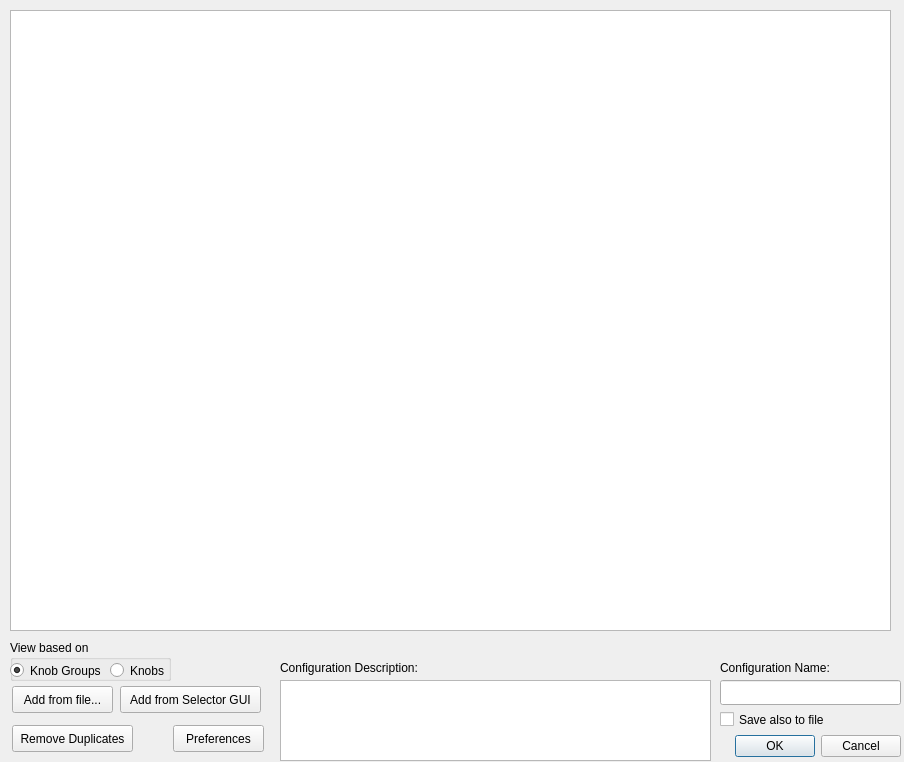
The window that gui/TunerUtils/ui_tunerConfigSetupDialog.ui (NSLS-II/aphla) describes before a commit, drawn with Qt 5.
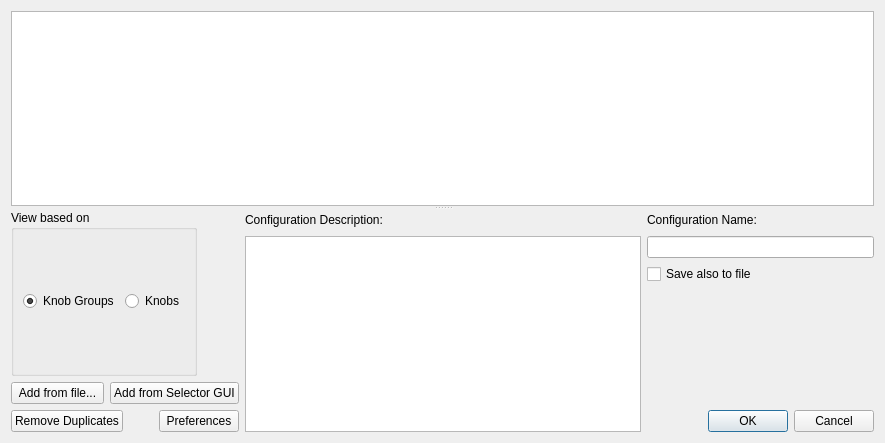
The same window after the commit.

Diff of the .ui file:
```diff
--- a/gui/TunerUtils/ui_tunerConfigSetupDialog.ui
+++ b/gui/TunerUtils/ui_tunerConfigSetupDialog.ui
@@ -6,49 +6,59 @@
    <rect>
     <x>0</x>
     <y>0</y>
-    <width>904</width>
-    <height>762</height>
+    <width>885</width>
+    <height>443</height>
    </rect>
   </property>
+  <property name="sizePolicy">
+   <sizepolicy hsizetype="Expanding" vsizetype="Expanding">
+    <horstretch>0</horstretch>
+    <verstretch>0</verstretch>
+   </sizepolicy>
+  </property>
   <property name="windowTitle">
    <string>Dialog</string>
   </property>
-  <widget class="QDialogButtonBox" name="buttonBox">
-   <property name="geometry">
-    <rect>
-     <x>720</x>
-     <y>730</y>
-     <width>181</width>
-     <height>32</height>
-    </rect>
-   </property>
+  <layout class="QGridLayout" name="gridLayout">
+   <item row="0" column="0">
+    <widget class="QSplitter" name="splitter">
    <property name="orientation">
-    <enum>Qt::Horizontal</enum>
-   </property>
-   <property name="standardButtons">
-    <set>QDialogButtonBox::Cancel|QDialogButtonBox::Ok</set>
-   </property>
-  </widget>
+      <enum>Qt::Vertical</enum>
+     </property>
+     <widget class="QTreeView" name="treeView">
+      <property name="sizePolicy">
+       <sizepolicy hsizetype="Expanding" vsizetype="Expanding">
+        <horstretch>0</horstretch>
+        <verstretch>0</verstretch>
+       </sizepolicy>
+      </property>
+      <property name="alternatingRowColors">
+       <bool>true</bool>
+      </property>
+     </widget>
+     <widget class="QWidget" name="">
+      <layout class="QHBoxLayout" name="horizontalLayout_4">
+       <item>
+        <layout class="QVBoxLayout" name="verticalLayout_3">
+         <item>
   <widget class="QGroupBox" name="groupBox_switch_view">
-   <property name="geometry">
-    <rect>
-     <x>10</x>
-     <y>640</y>
-     <width>161</width>
-     <height>41</height>
-    </rect>
+           <property name="sizePolicy">
+            <sizepolicy hsizetype="Fixed" vsizetype="Preferred">
+             <horstretch>0</horstretch>
+             <verstretch>0</verstretch>
+            </sizepolicy>
    </property>
    <property name="title">
     <string>View based on</string>
    </property>
+           <layout class="QHBoxLayout" name="horizontalLayout_7">
+            <item>
    <widget class="QRadioButton" name="radioButton_knob_groups">
-    <property name="geometry">
-     <rect>
-      <x>0</x>
-      <y>20</y>
-      <width>101</width>
-      <height>21</height>
-     </rect>
+              <property name="sizePolicy">
+               <sizepolicy hsizetype="Preferred" vsizetype="Fixed">
+                <horstretch>0</horstretch>
+                <verstretch>0</verstretch>
+               </sizepolicy>
     </property>
     <property name="text">
      <string>Knob Groups</string>
@@ -60,14 +70,14 @@
      <string>buttonGroup</string>
     </attribute>
    </widget>
+            </item>
+            <item>
    <widget class="QRadioButton" name="radioButton_knobs">
-    <property name="geometry">
-     <rect>
-      <x>100</x>
-      <y>20</y>
-      <width>61</width>
-      <height>21</height>
-     </rect>
+              <property name="sizePolicy">
+               <sizepolicy hsizetype="Preferred" vsizetype="Fixed">
+                <horstretch>0</horstretch>
+                <verstretch>0</verstretch>
+               </sizepolicy>
     </property>
     <property name="text">
      <string>Knobs</string>
@@ -76,90 +86,141 @@
      <string>buttonGroup</string>
     </attribute>
    </widget>
-  </widget>
-  <widget class="QTreeView" name="treeView">
-   <property name="geometry">
-    <rect>
-     <x>10</x>
-     <y>10</y>
-     <width>881</width>
-     <height>621</height>
-    </rect>
-   </property>
-   <property name="alternatingRowColors">
-    <bool>true</bool>
-   </property>
-  </widget>
+            </item>
+           </layout>
+           <zorder>radioButton_knob_groups</zorder>
+           <zorder>radioButton_knobs</zorder>
+           <zorder>radioButton_knobs</zorder>
+           <zorder>radioButton_knob_groups</zorder>
+           <zorder></zorder>
+          </widget>
+         </item>
+         <item>
+          <layout class="QHBoxLayout" name="horizontalLayout_5">
+           <item>
   <widget class="QPushButton" name="pushButton_add_from_file">
-   <property name="geometry">
-    <rect>
-     <x>12</x>
-     <y>686</y>
-     <width>101</width>
-     <height>27</height>
-    </rect>
+             <property name="sizePolicy">
+              <sizepolicy hsizetype="Preferred" vsizetype="Fixed">
+               <horstretch>0</horstretch>
+               <verstretch>0</verstretch>
+              </sizepolicy>
    </property>
    <property name="text">
     <string>Add from file...</string>
    </property>
   </widget>
+           </item>
+           <item>
   <widget class="QPushButton" name="pushButton_add_from_selector_GUI">
-   <property name="geometry">
-    <rect>
-     <x>120</x>
-     <y>686</y>
-     <width>141</width>
-     <height>27</height>
-    </rect>
+             <property name="sizePolicy">
+              <sizepolicy hsizetype="Preferred" vsizetype="Fixed">
+               <horstretch>0</horstretch>
+               <verstretch>0</verstretch>
+              </sizepolicy>
    </property>
    <property name="text">
     <string>Add from Selector GUI</string>
    </property>
   </widget>
-  <widget class="QLabel" name="label">
-   <property name="geometry">
-    <rect>
-     <x>720</x>
-     <y>660</y>
-     <width>121</width>
-     <height>16</height>
-    </rect>
+           </item>
+          </layout>
+         </item>
+         <item>
+          <layout class="QHBoxLayout" name="horizontalLayout_6">
+           <item>
+            <widget class="QPushButton" name="pushButton_remove_duplicates">
+             <property name="sizePolicy">
+              <sizepolicy hsizetype="Preferred" vsizetype="Fixed">
+               <horstretch>0</horstretch>
+               <verstretch>0</verstretch>
+              </sizepolicy>
    </property>
    <property name="text">
-    <string>Configuration Name:</string>
-   </property>
-  </widget>
-  <widget class="QLineEdit" name="lineEdit_config_name">
-   <property name="geometry">
-    <rect>
-     <x>720</x>
-     <y>680</y>
-     <width>181</width>
-     <height>25</height>
-    </rect>
-   </property>
-  </widget>
+              <string>Remove Duplicates</string>
+             </property>
+            </widget>
+           </item>
+           <item>
+            <spacer name="horizontalSpacer_4">
+             <property name="sizePolicy">
+              <sizepolicy hsizetype="Expanding" vsizetype="Minimum">
+               <horstretch>0</horstretch>
+               <verstretch>0</verstretch>
+              </sizepolicy>
+             </property>
+             <property name="orientation">
+              <enum>Qt::Horizontal</enum>
+             </property>
+             <property name="sizeHint" stdset="0">
+              <size>
+               <width>28</width>
+               <height>20</height>
+              </size>
+             </property>
+            </spacer>
+           </item>
+           <item>
+            <widget class="QPushButton" name="pushButton_preferences">
+             <property name="sizePolicy">
+              <sizepolicy hsizetype="Preferred" vsizetype="Fixed">
+               <horstretch>0</horstretch>
+               <verstretch>0</verstretch>
+              </sizepolicy>
+             </property>
+             <property name="text">
+              <string>Preferences</string>
+             </property>
+            </widget>
+           </item>
+          </layout>
+         </item>
+        </layout>
+       </item>
+       <item>
+        <layout class="QVBoxLayout" name="verticalLayout">
+         <item>
+          <layout class="QHBoxLayout" name="horizontalLayout">
+           <item>
   <widget class="QLabel" name="label_2">
-   <property name="geometry">
-    <rect>
-     <x>280</x>
-     <y>660</y>
-     <width>151</width>
-     <height>16</height>
-    </rect>
+             <property name="sizePolicy">
+              <sizepolicy hsizetype="Preferred" vsizetype="Preferred">
+               <horstretch>0</horstretch>
+               <verstretch>0</verstretch>
+              </sizepolicy>
    </property>
    <property name="text">
     <string>Configuration Description:</string>
    </property>
   </widget>
+           </item>
+           <item>
+            <spacer name="horizontalSpacer">
+             <property name="sizePolicy">
+              <sizepolicy hsizetype="Expanding" vsizetype="Minimum">
+               <horstretch>0</horstretch>
+               <verstretch>0</verstretch>
+              </sizepolicy>
+             </property>
+             <property name="orientation">
+              <enum>Qt::Horizontal</enum>
+             </property>
+             <property name="sizeHint" stdset="0">
+              <size>
+               <width>258</width>
+               <height>20</height>
+              </size>
+             </property>
+            </spacer>
+           </item>
+          </layout>
+         </item>
+         <item>
   <widget class="QTextEdit" name="textEdit_config_description">
-   <property name="geometry">
-    <rect>
-     <x>280</x>
-     <y>680</y>
-     <width>431</width>
-     <height>81</height>
-    </rect>
+           <property name="sizePolicy">
+            <sizepolicy hsizetype="Expanding" vsizetype="Expanding">
+             <horstretch>0</horstretch>
+             <verstretch>0</verstretch>
+            </sizepolicy>
    </property>
    <property name="html">
     <string>&lt;!DOCTYPE HTML PUBLIC &quot;-//W3C//DTD HTML 4.0//EN&quot; &quot;http://www.w3.org/TR/REC-html40/strict.dtd&quot;&gt;
@@ -169,45 +230,129 @@
 &lt;p style=&quot;-qt-paragraph-type:empty; margin-top:0px; margin-bottom:0px; margin-left:0px; margin-right:0px; -qt-block-indent:0; text-indent:0px;&quot;&gt;&lt;/p&gt;&lt;/body&gt;&lt;/html&gt;</string>
    </property>
   </widget>
+         </item>
+        </layout>
+       </item>
+       <item>
+        <layout class="QVBoxLayout" name="verticalLayout_2">
+         <item>
+          <layout class="QHBoxLayout" name="horizontalLayout_2">
+           <item>
+            <widget class="QLabel" name="label">
+             <property name="sizePolicy">
+              <sizepolicy hsizetype="Preferred" vsizetype="Preferred">
+               <horstretch>0</horstretch>
+               <verstretch>0</verstretch>
+              </sizepolicy>
+             </property>
+             <property name="text">
+              <string>Configuration Name:</string>
+             </property>
+            </widget>
+           </item>
+           <item>
+            <spacer name="horizontalSpacer_3">
+             <property name="sizePolicy">
+              <sizepolicy hsizetype="Expanding" vsizetype="Minimum">
+               <horstretch>0</horstretch>
+               <verstretch>0</verstretch>
+              </sizepolicy>
+             </property>
+             <property name="orientation">
+              <enum>Qt::Horizontal</enum>
+             </property>
+             <property name="sizeHint" stdset="0">
+              <size>
+               <width>40</width>
+               <height>20</height>
+              </size>
+             </property>
+            </spacer>
+           </item>
+          </layout>
+         </item>
+         <item>
+          <widget class="QLineEdit" name="lineEdit_config_name">
+           <property name="sizePolicy">
+            <sizepolicy hsizetype="Expanding" vsizetype="Fixed">
+             <horstretch>0</horstretch>
+             <verstretch>0</verstretch>
+            </sizepolicy>
+           </property>
+          </widget>
+         </item>
+         <item>
+          <layout class="QHBoxLayout" name="horizontalLayout_3">
+           <item>
   <widget class="QCheckBox" name="checkBox_save_to_file">
-   <property name="geometry">
-    <rect>
-     <x>720</x>
-     <y>709</y>
-     <width>121</width>
-     <height>21</height>
-    </rect>
+             <property name="sizePolicy">
+              <sizepolicy hsizetype="Expanding" vsizetype="Fixed">
+               <horstretch>0</horstretch>
+               <verstretch>0</verstretch>
+              </sizepolicy>
    </property>
    <property name="text">
     <string>Save also to file</string>
    </property>
   </widget>
-  <widget class="QPushButton" name="pushButton_remove_duplicates">
-   <property name="geometry">
-    <rect>
-     <x>12</x>
-     <y>725</y>
-     <width>121</width>
-     <height>27</height>
-    </rect>
-   </property>
-   <property name="text">
-    <string>Remove Duplicates</string>
-   </property>
-  </widget>
-  <widget class="QPushButton" name="pushButton_preferences">
-   <property name="geometry">
-    <rect>
-     <x>173</x>
-     <y>725</y>
-     <width>91</width>
-     <height>27</height>
-    </rect>
-   </property>
-   <property name="text">
-    <string>Preferences</string>
-   </property>
-  </widget>
+           </item>
+           <item>
+            <spacer name="horizontalSpacer_2">
+             <property name="sizePolicy">
+              <sizepolicy hsizetype="Expanding" vsizetype="Minimum">
+               <horstretch>0</horstretch>
+               <verstretch>0</verstretch>
+              </sizepolicy>
+             </property>
+             <property name="orientation">
+              <enum>Qt::Horizontal</enum>
+             </property>
+             <property name="sizeHint" stdset="0">
+              <size>
+               <width>40</width>
+               <height>20</height>
+              </size>
+             </property>
+            </spacer>
+           </item>
+          </layout>
+         </item>
+         <item>
+          <spacer name="verticalSpacer">
+           <property name="orientation">
+            <enum>Qt::Vertical</enum>
+           </property>
+           <property name="sizeHint" stdset="0">
+            <size>
+             <width>20</width>
+             <height>40</height>
+            </size>
+           </property>
+          </spacer>
+         </item>
+         <item>
+          <widget class="QDialogButtonBox" name="buttonBox">
+           <property name="sizePolicy">
+            <sizepolicy hsizetype="Expanding" vsizetype="Fixed">
+             <horstretch>0</horstretch>
+             <verstretch>0</verstretch>
+            </sizepolicy>
+           </property>
+           <property name="orientation">
+            <enum>Qt::Horizontal</enum>
+           </property>
+           <property name="standardButtons">
+            <set>QDialogButtonBox::Cancel|QDialogButtonBox::Ok</set>
+           </property>
+          </widget>
+         </item>
+        </layout>
+       </item>
+      </layout>
+     </widget>
+    </widget>
+   </item>
+  </layout>
  </widget>
  <resources/>
  <connections>
```
Lines whose indentation alone changed are shown as unchanged.
